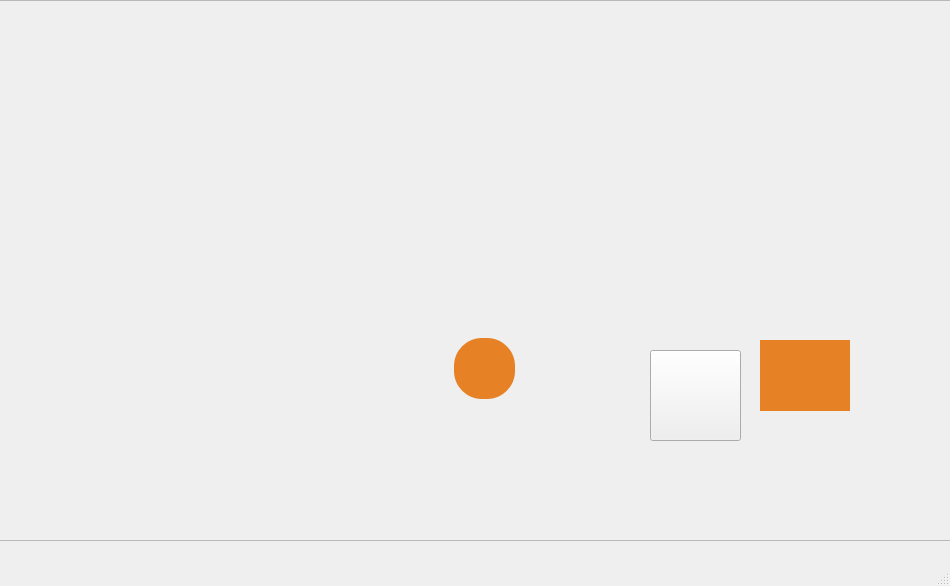
robertmorelli/color_alchemy, file mainwindow.ui: the form before one commit.
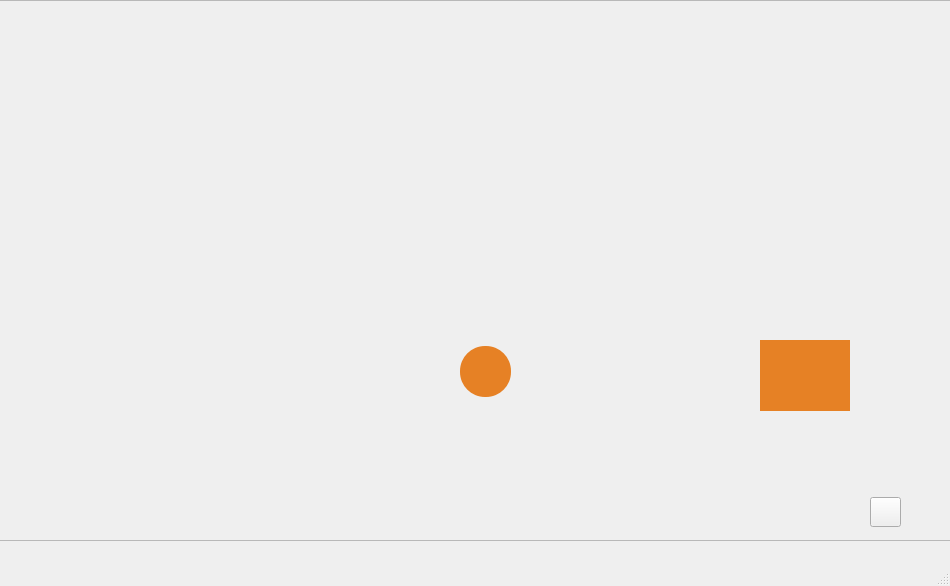
The form after the commit. Icons and pictures are not drawn. Custom widgets are drawn as their Qt base class.

Commit message: moving reset button

Patch:
```diff
--- a/mainwindow.ui
+++ b/mainwindow.ui
@@ -149,7 +149,7 @@
      <property name="geometry">
       <rect>
        <x>340</x>
-       <y>250</y>
+       <y>253</y>
        <width>311</width>
        <height>231</height>
       </rect>
@@ -162,17 +162,17 @@
      <widget class="QLabel" name="potColor">
       <property name="geometry">
        <rect>
-        <x>124</x>
-        <y>88</y>
-        <width>61</width>
-        <height>61</height>
+        <x>130</x>
+        <y>93</y>
+        <width>51</width>
+        <height>51</height>
        </rect>
       </property>
       <property name="styleSheet">
        <string notr="true">image: none;
 background-color: #E68125;
 border-image: none;
-border-radius: 28px;
+border-radius: 25px;
 </string>
       </property>
       <property name="text">
@@ -193,10 +193,10 @@
     <widget class="QPushButton" name="reset">
      <property name="geometry">
       <rect>
-       <x>660</x>
-       <y>350</y>
-       <width>91</width>
-       <height>91</height>
+       <x>880</x>
+       <y>497</y>
+       <width>31</width>
+       <height>30</height>
       </rect>
      </property>
      <property name="styleSheet">
```
